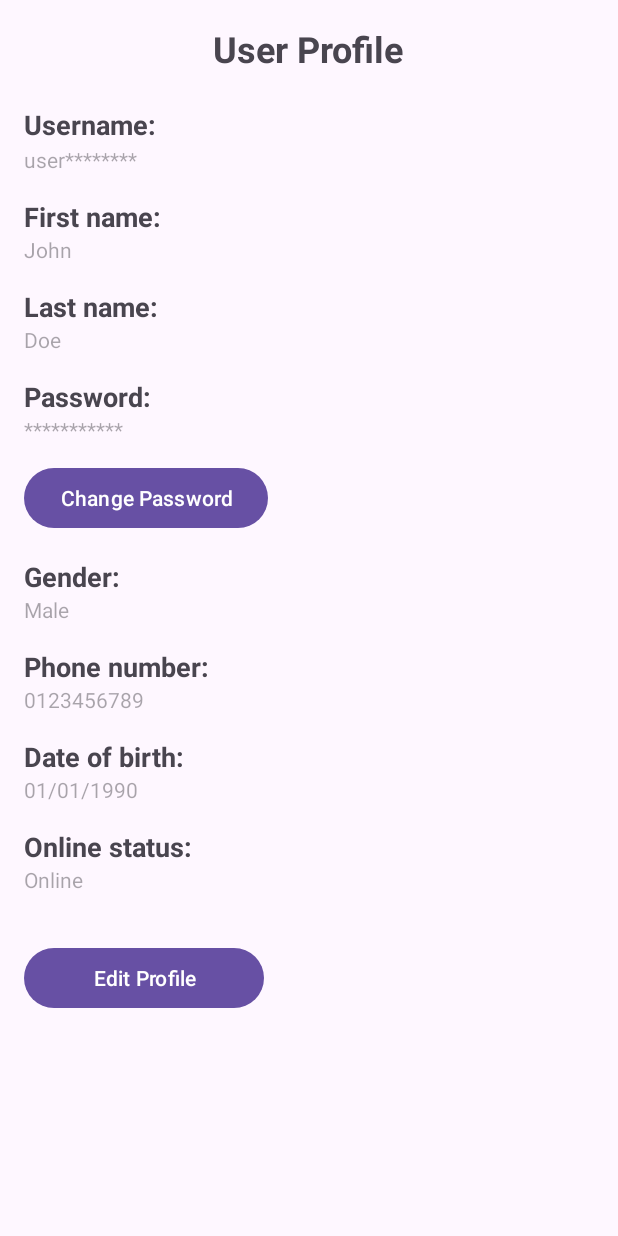
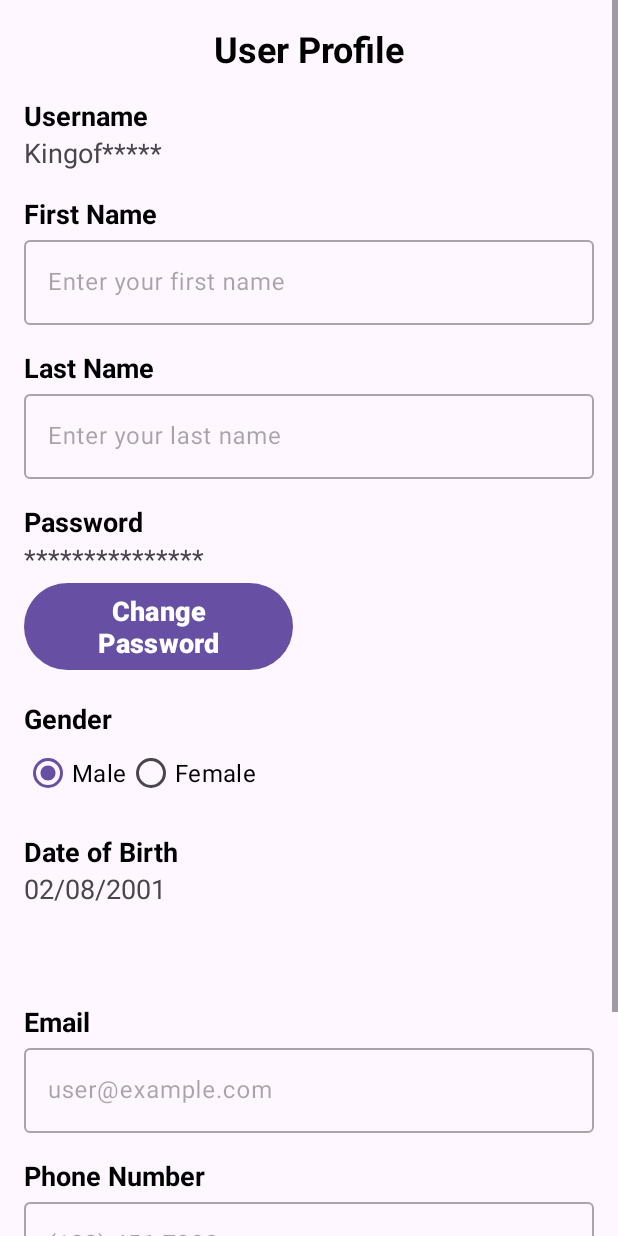
Before and after one commit to HaruD2002/Gaming-store-mobile-app, an Android app: the layout activity_user_profile.xml on its own in the app's theme, with its tools: preview values and no code run, on a phone screen of 412 x 824 dp. Run offline under Robolectric (Android 15) with nearby library versions, the phone set to English and light mode, and no system bars.

Commit message:
Hot Fix User Profile + Update Profile

```diff
--- a/app/src/main/java/com/example/prm_project/data/repository/UserRepository.java
+++ b/app/src/main/java/com/example/prm_project/data/repository/UserRepository.java
@@ -20,12 +20,9 @@ public class UserRepository {
     public Completable insert(User user) {
         return userDAO.insert(user);
     }
-
     public Completable delete(User user) {
         return userDAO.delete(user);
     }
-
     public Completable update(User user) {return userDAO.update(user);}
-
     public LiveData<User> getUserInformationByID(int userID) { return  userDAO.getUserById(userID); }
 }
--- a/app/src/main/res/layout/activity_user_profile.xml
+++ b/app/src/main/res/layout/activity_user_profile.xml
@@ -1,178 +1,268 @@
 <?xml version="1.0" encoding="utf-8"?>
-<RelativeLayout xmlns:android="http://schemas.android.com/apk/res/android"
+<ScrollView
     android:layout_width="match_parent"
     android:layout_height="match_parent"
+    xmlns:android="http://schemas.android.com/apk/res/android">
+
+    <LinearLayout
+        android:layout_width="match_parent"
+        android:layout_height="wrap_content"
+        android:orientation="vertical"
         android:padding="16dp">
 
+        <!-- User Profile Title -->
         <TextView
-        android:id="@+id/user_profile_label"
-        android:layout_width="wrap_content"
+            android:id="@+id/user_profile_title"
+            android:layout_width="match_parent"
             android:layout_height="wrap_content"
-        android:layout_centerHorizontal="true"
-        android:layout_alignParentTop="true"
             android:text="User Profile"
             android:textSize="24sp"
-        android:textStyle="bold" />
+            android:textStyle="bold"
+            android:textAlignment="center"
+            android:textColor="@color/black"
+            />
 
+        <!-- Username -->
         <TextView
             android:id="@+id/username_label"
             android:layout_width="wrap_content"
             android:layout_height="wrap_content"
-        android:layout_below="@+id/user_profile_label"
-        android:layout_marginTop="22dp"
-        android:text="Username:"
+            android:text="Username"
+            android:textColor="@color/black"
             android:textSize="18sp"
-        android:textStyle="bold" />
+            android:textStyle="bold"
+            android:layout_marginTop="16dp" />
 
         <TextView
             android:id="@+id/username_textview"
             android:layout_width="match_parent"
             android:layout_height="wrap_content"
-        android:layout_below="@+id/username_label"
-        android:layout_marginTop="1dp"
-        android:enabled="false"
-        android:text="user********" />
+            android:textSize="18sp"
+            android:text="Kingof*****"
+            />
 
+        <!-- First Name -->
         <TextView
             android:id="@+id/first_name_label"
             android:layout_width="wrap_content"
             android:layout_height="wrap_content"
-        android:layout_below="@id/username_textview"
-        android:layout_marginTop="16dp"
-        android:text="First name:"
+            android:text="First Name"
+            android:textColor="@color/black"
             android:textSize="18sp"
-        android:textStyle="bold" />
+            android:textStyle="bold"
+            android:layout_marginTop="16dp" />
 
-    <TextView
-        android:id="@+id/first_name_textview"
+        <com.google.android.material.textfield.TextInputLayout
+            android:id="@+id/first_name_input_layout"
             android:layout_width="match_parent"
             android:layout_height="wrap_content"
-        android:layout_below="@id/first_name_label"
-        android:text="John"
-        android:enabled="false"/>
+            android:hint="Enter your first name"
+            android:enabled="false">
 
+            <com.google.android.material.textfield.TextInputEditText
+                android:id="@+id/first_name_input"
+                android:layout_width="match_parent"
+                android:layout_height="wrap_content"
+                android:inputType="text"
+                android:textColor="@color/black" />
+
+        </com.google.android.material.textfield.TextInputLayout>
+
+        <!-- Last Name -->
         <TextView
             android:id="@+id/last_name_label"
             android:layout_width="wrap_content"
             android:layout_height="wrap_content"
-        android:layout_below="@id/first_name_textview"
-        android:layout_marginTop="16dp"
-        android:text="Last name:"
+            android:text="Last Name"
+            android:textColor="@color/black"
             android:textSize="18sp"
-        android:textStyle="bold" />
+            android:textStyle="bold"
+            android:layout_marginTop="16dp" />
 
-    <TextView
-        android:id="@+id/last_name_textview"
+        <com.google.android.material.textfield.TextInputLayout
+            android:id="@+id/last_name_input_layout"
             android:layout_width="match_parent"
             android:layout_height="wrap_content"
-        android:layout_below="@id/last_name_label"
-        android:text="Doe"
-        android:enabled="false"/>
+            android:hint="Enter your last name"
+            android:enabled="false">
 
+            <com.google.android.material.textfield.TextInputEditText
+                android:id="@+id/last_name_input"
+                android:layout_width="match_parent"
+                android:layout_height="wrap_content"
+                android:inputType="text"
+                android:textColor="@color/black" />
+
+        </com.google.android.material.textfield.TextInputLayout>
+
+        <!-- Password -->
         <TextView
             android:id="@+id/password_label"
             android:layout_width="wrap_content"
             android:layout_height="wrap_content"
-        android:layout_below="@id/last_name_textview"
-        android:layout_marginTop="16dp"
-        android:text="Password:"
+            android:text="Password"
+            android:textColor="@color/black"
             android:textSize="18sp"
-        android:textStyle="bold" />
+            android:textStyle="bold"
+            android:layout_marginTop="16dp" />
 
         <TextView
             android:id="@+id/password_textview"
-        android:layout_width="match_parent"
+            android:layout_width="463dp"
             android:layout_height="wrap_content"
-        android:layout_below="@id/password_label"
-        android:text="***********"
-        android:enabled="false"/>
+            android:text="***************"
+            android:textSize="18sp" />
 
+        <!-- Gender -->
         <Button
-        android:id="@+id/change_password_button"
-        android:layout_width="wrap_content"
+            android:id="@+id/btn_ChangePassword"
+            android:layout_width="179dp"
             android:layout_height="wrap_content"
-        android:layout_below="@id/password_textview"
-        android:layout_marginTop="12dp"
-        android:text="Change Password" />
+            android:text="Change Password"
+            android:textSize="18sp"
+            android:textStyle="bold" />
 
         <TextView
             android:id="@+id/gender_label"
             android:layout_width="wrap_content"
             android:layout_height="wrap_content"
-        android:layout_below="@id/change_password_button"
-        android:layout_marginTop="16dp"
-        android:text="Gender:"
+            android:text="Gender"
+            android:textColor="@color/black"
             android:textSize="18sp"
-        android:textStyle="bold" />
+            android:textStyle="bold"
+            android:layout_marginTop="16dp" />
+
+        <RadioGroup
+            android:id="@+id/gender_radio_group"
+            android:layout_width="match_parent"
+            android:layout_height="wrap_content"
+            android:orientation="horizontal">
+
+            <RadioButton
+                android:id="@+id/male_radio_button"
+                android:layout_width="wrap_content"
+                android:layout_height="wrap_content"
+                android:text="Male"
+                android:textColor="@color/black"
+                android:textSize="16sp"
+                android:checked="true"
+                />
+
+            <RadioButton
+                android:id="@+id/female_radio_button"
+                android:layout_width="wrap_content"
+                android:layout_height="wrap_content"
+                android:text="Female"
+                android:textColor="@color/black"
+                android:textSize="16sp" />
+
+        </RadioGroup>
+        <!-- Date of Birth -->
+        <TextView
+            android:id="@+id/date_of_birth_label"
+            android:layout_width="wrap_content"
+            android:layout_height="wrap_content"
+            android:text="Date of Birth"
+            android:textColor="@color/black"
+            android:textSize="18sp"
+            android:textStyle="bold"
+            android:layout_marginTop="16dp" />
 
         <TextView
-        android:id="@+id/gender_textview"
+            android:id="@+id/date_of_birth_text_view"
             android:layout_width="match_parent"
             android:layout_height="wrap_content"
-        android:layout_below="@id/gender_label"
-        android:text="Male"
-        android:enabled="false"/>
+            android:textSize="18sp"
+            android:text="02/08/2001" />
 
+        <Button
+            android:id="@+id/date_of_birth_button"
+            android:layout_width="wrap_content"
+            android:layout_height="wrap_content"
+            android:text="Choose date"
+            android:visibility="invisible"
+            android:enabled="false"
+            />
+        <!-- Email -->
+        <TextView
+            android:id="@+id/email_label"
+            android:layout_width="wrap_content"
+            android:layout_height="wrap_content"
+            android:text="Email"
+            android:textColor="@color/black"
+            android:textSize="18sp"
+            android:textStyle="bold"
+            android:layout_marginTop="16dp" />
+
+        <com.google.android.material.textfield.TextInputLayout
+            android:id="@+id/email_input_layout"
+            android:layout_width="match_parent"
+            android:layout_height="wrap_content"
+            android:hint="user@example.com"
+            android:enabled="false">
+
+            <com.google.android.material.textfield.TextInputEditText
+                android:id="@+id/email_input"
+                android:layout_width="match_parent"
+                android:layout_height="wrap_content"
+                android:inputType="textEmailAddress"
+                android:textColor="@color/black" />
+
+        </com.google.android.material.textfield.TextInputLayout>
+
+        <!-- Phone Number -->
         <TextView
             android:id="@+id/phone_number_label"
             android:layout_width="wrap_content"
             android:layout_height="wrap_content"
-        android:layout_below="@id/gender_textview"
-        android:layout_marginTop="16dp"
-        android:text="Phone number:"
+            android:text="Phone Number"
+            android:textColor="@color/black"
             android:textSize="18sp"
-        android:textStyle="bold" />
+            android:textStyle="bold"
+            android:layout_marginTop="16dp" />
 
-    <TextView
-        android:id="@+id/phone_number_textview"
+        <com.google.android.material.textfield.TextInputLayout
+            android:id="@+id/phone_number_input_layout"
             android:layout_width="match_parent"
             android:layout_height="wrap_content"
-        android:layout_below="@id/phone_number_label"
-        android:text="0123456789"
-        android:enabled="false"/>
+            android:hint="(123) 456-7890"
+            android:enabled="false">
 
-    <TextView
-        android:id="@+id/birthdate_label"
-        android:layout_width="wrap_content"
-        android:layout_height="wrap_content"
-        android:layout_below="@id/phone_number_textview"
-        android:layout_marginTop="16dp"
-        android:text="Date of birth:"
-        android:textSize="18sp"
-        android:textStyle="bold" />
-
-    <TextView
-        android:id="@+id/birthdate_textview"
+            <com.google.android.material.textfield.TextInputEditText
+                android:id="@+id/phone_number_input"
                 android:layout_width="match_parent"
                 android:layout_height="wrap_content"
-        android:layout_below="@id/birthdate_label"
-        android:text="01/01/1990"
-        android:enabled="false"/>
+                android:inputType="phone"
+                android:textColor="@color/black" />
 
+        </com.google.android.material.textfield.TextInputLayout>
+        <!-- Online Status -->
         <TextView
             android:id="@+id/online_status_label"
             android:layout_width="wrap_content"
             android:layout_height="wrap_content"
-        android:layout_below="@id/birthdate_textview"
-        android:layout_marginTop="16dp"
-        android:text="Online status:"
+            android:text="Online Status"
+            android:textColor="@color/black"
             android:textSize="18sp"
-        android:textStyle="bold" />
+            android:textStyle="bold"
+            android:layout_marginTop="16dp" />
 
-    <TextView
-        android:id="@+id/online_status_textview"
+        <Switch
+            android:id="@+id/online_status_switch"
+            android:layout_width="wrap_content"
+            android:layout_height="wrap_content"
+            android:text="Online"
+            android:textColor="@color/black" />
+        <!-- Save Button -->
+        <Button
+            android:id="@+id/btn_EditProfile"
             android:layout_width="match_parent"
             android:layout_height="wrap_content"
-        android:layout_below="@id/online_status_label"
-        android:text="Online"
-        android:enabled="false"/>
+            android:text="Edit Profile"
+            android:textSize="18sp"
+            android:textStyle="bold"
+            android:layout_marginTop="16dp" />
 
-    <Button
-        android:id="@+id/edit_profile_button"
-        android:layout_width="160dp"
-        android:layout_height="wrap_content"
-        android:layout_below="@id/online_status_textview"
-        android:layout_marginTop="32dp"
-        android:text="Edit Profile" />
+    </LinearLayout>
 
-</RelativeLayout>
+</ScrollView>
--- a/app/src/main/res/values/strings.xml
+++ b/app/src/main/res/values/strings.xml
@@ -2,5 +2,7 @@
     <string name="app_name">PRM_project</string>
     <string name="save_changes_button_text">Save Change</string>
     <string name="edit_profile_button_text">Edit Profile</string>
+    <string name="title_activity_list_address">ListAddressActivity</string>
+
 
 </resources>
```
Also changed, not shown: app/build.gradle (+29 -0 lines), app/src/main/AndroidManifest.xml (+8 -0 lines), app/src/main/java/com/example/prm_project/data/dao/AddressDAO.java (added, +33 -0 lines), app/src/main/java/com/example/prm_project/data/dao/models/Address.java (+54 -0 lines), app/src/main/java/com/example/prm_project/data/repository/AddressRepository.java (added, +39 -0 lines), app/src/main/java/com/example/prm_project/viewmodel/AddressViewModel.java (added, +51 -0 lines), app/src/main/java/com/example/prm_project/views/ListAddressActivity.java (added, +16 -0 lines), app/src/main/java/com/example/prm_project/views/UserProfileActivity.java (+60 -17 lines), app/src/main/res/layout/activity_list_address.xml (added, +153 -0 lines). Lines whose indentation alone changed are shown as unchanged.
